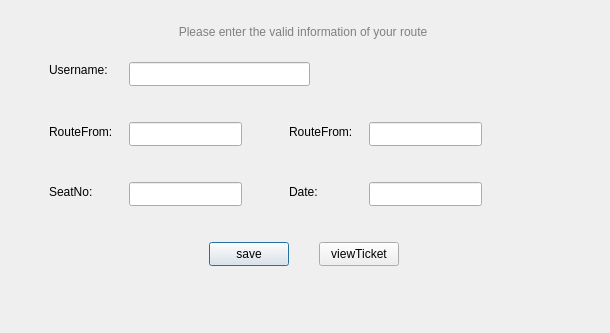
Before: the Qt Designer form getbus.ui in ozaishan/Project-Busbee, drawn with Qt 5.
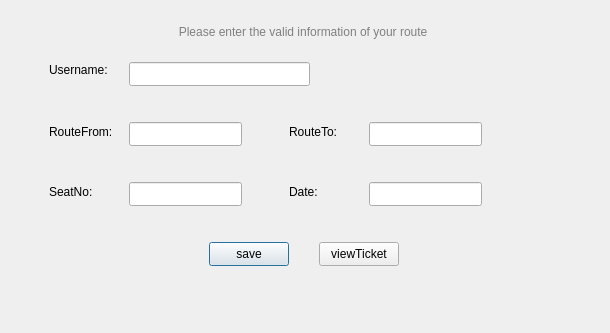
After: the same form once the commit is applied. Icons and pictures are not drawn.

Patch:
```diff
--- a/getbus.ui
+++ b/getbus.ui
@@ -96,7 +96,7 @@
       </rect>
      </property>
      <property name="text">
-      <string>RouteFrom:</string>
+      <string>RouteTo:</string>
      </property>
     </widget>
     <widget class="QLabel" name="label_4">
```
